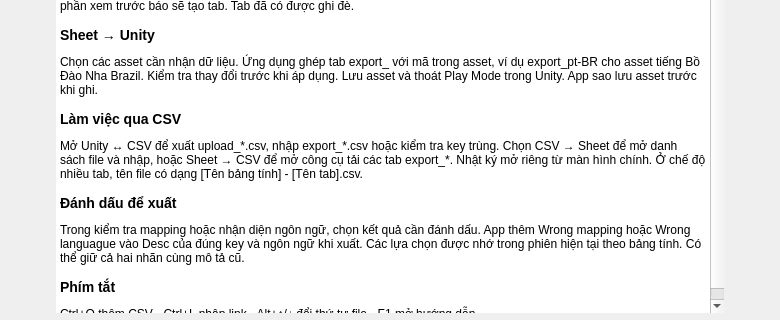
This is src/import_localize/ui/forms/help_dialog.ui in longnguy3n/Import-Localize as Qt 5 draws it before an edit; both pictures show x 0 to 780 and y 240 to 560 of the 780 by 713 pixel window. The edited form follows.
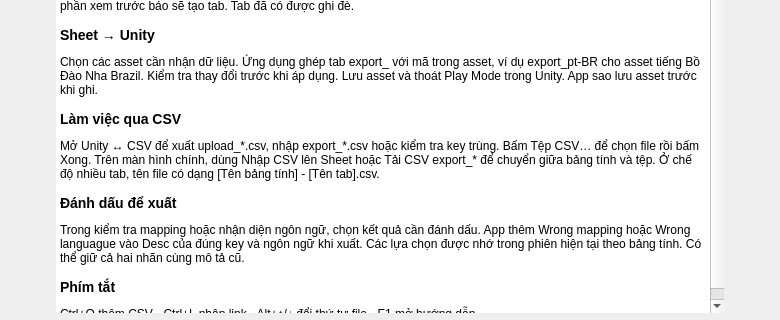
This is the edited form.

What changed in the file:
```diff
--- a/src/import_localize/ui/forms/help_dialog.ui
+++ b/src/import_localize/ui/forms/help_dialog.ui
@@ -175,7 +175,7 @@
             </size>
            </property>
            <property name="html">
-            <string>&lt;h3&gt;Chọn bảng tính&lt;/h3&gt;&lt;p&gt;Dán link chia sẻ của bảng tính từ Google Drive hoặc Google Sheets. Kiểm tra tên bảng ngay dưới ô link. Lần đầu, mở Cài đặt → Google Sheets để đăng nhập.&lt;/p&gt;&lt;h3&gt;Unity → Sheet&lt;/h3&gt;&lt;p&gt;Chọn các asset một ngôn ngữ, xem trước từng cặp rồi ghi. Ví dụ asset có mã vi sẽ vào tab upload_vi. Nếu tab còn thiếu, phần xem trước báo sẽ tạo tab. Tab đã có được ghi đè.&lt;/p&gt;&lt;h3&gt;Sheet → Unity&lt;/h3&gt;&lt;p&gt;Chọn các asset cần nhận dữ liệu. Ứng dụng ghép tab export_ với mã trong asset, ví dụ export_pt-BR cho asset tiếng Bồ Đào Nha Brazil. Kiểm tra thay đổi trước khi áp dụng. Lưu asset và thoát Play Mode trong Unity. App sao lưu asset trước khi ghi.&lt;/p&gt;&lt;h3&gt;Làm việc qua CSV&lt;/h3&gt;&lt;p&gt;Mở Unity ↔ CSV để xuất upload_*.csv, nhập export_*.csv hoặc kiểm tra key trùng. Chọn CSV → Sheet để mở danh sách file và nhập, hoặc Sheet → CSV để mở công cụ tải các tab export_*. Nhật ký mở riêng từ màn hình chính. Ở chế độ nhiều tab, tên file có dạng [Tên bảng tính] - [Tên tab].csv.&lt;/p&gt;&lt;h3&gt;Đánh dấu để xuất&lt;/h3&gt;&lt;p&gt;Trong kiểm tra mapping hoặc nhận diện ngôn ngữ, chọn kết quả cần đánh dấu. App thêm Wrong mapping hoặc Wrong languague vào Desc của đúng key và ngôn ngữ khi xuất. Các lựa chọn được nhớ trong phiên hiện tại theo bảng tính. Có thể giữ cả hai nhãn cùng mô tả cũ.&lt;/p&gt;&lt;h3&gt;Phím tắt&lt;/h3&gt;&lt;p&gt;Ctrl+O thêm CSV · Ctrl+L nhập link · Alt+↑/↓ đổi thứ tự file · F1 mở hướng dẫn.&lt;/p&gt;</string>
+            <string>&lt;h3&gt;Chọn bảng tính&lt;/h3&gt;&lt;p&gt;Dán link chia sẻ của bảng tính từ Google Drive hoặc Google Sheets. Kiểm tra tên bảng ngay dưới ô link. Lần đầu, mở Cài đặt → Google Sheets để đăng nhập.&lt;/p&gt;&lt;h3&gt;Unity → Sheet&lt;/h3&gt;&lt;p&gt;Chọn các asset một ngôn ngữ, xem trước từng cặp rồi ghi. Ví dụ asset có mã vi sẽ vào tab upload_vi. Nếu tab còn thiếu, phần xem trước báo sẽ tạo tab. Tab đã có được ghi đè.&lt;/p&gt;&lt;h3&gt;Sheet → Unity&lt;/h3&gt;&lt;p&gt;Chọn các asset cần nhận dữ liệu. Ứng dụng ghép tab export_ với mã trong asset, ví dụ export_pt-BR cho asset tiếng Bồ Đào Nha Brazil. Kiểm tra thay đổi trước khi áp dụng. Lưu asset và thoát Play Mode trong Unity. App sao lưu asset trước khi ghi.&lt;/p&gt;&lt;h3&gt;Làm việc qua CSV&lt;/h3&gt;&lt;p&gt;Mở Unity ↔ CSV để xuất upload_*.csv, nhập export_*.csv hoặc kiểm tra key trùng. Bấm Tệp CSV… để chọn file rồi bấm Xong. Trên màn hình chính, dùng Nhập CSV lên Sheet hoặc Tải CSV export_* để chuyển giữa bảng tính và tệp. Ở chế độ nhiều tab, tên file có dạng [Tên bảng tính] - [Tên tab].csv.&lt;/p&gt;&lt;h3&gt;Đánh dấu để xuất&lt;/h3&gt;&lt;p&gt;Trong kiểm tra mapping hoặc nhận diện ngôn ngữ, chọn kết quả cần đánh dấu. App thêm Wrong mapping hoặc Wrong languague vào Desc của đúng key và ngôn ngữ khi xuất. Các lựa chọn được nhớ trong phiên hiện tại theo bảng tính. Có thể giữ cả hai nhãn cùng mô tả cũ.&lt;/p&gt;&lt;h3&gt;Phím tắt&lt;/h3&gt;&lt;p&gt;Ctrl+O thêm CSV · Ctrl+L nhập link · Alt+↑/↓ đổi thứ tự file · F1 mở hướng dẫn.&lt;/p&gt;</string>
            </property>
            <property name="openExternalLinks">
             <bool>true</bool>
```
